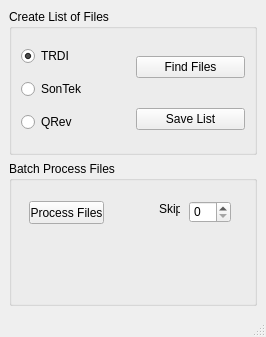
First picture: the form in Panels/batch.ui, repository usgsdsm/qrevpy, before the edit.
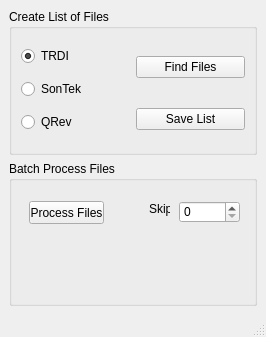
Second picture: the form after the edit.

```diff
--- a/Panels/batch.ui
+++ b/Panels/batch.ui
@@ -103,17 +103,20 @@
       <widget class="QSpinBox" name="sb_skip">
        <property name="geometry">
         <rect>
-         <x>180</x>
+         <x>170</x>
          <y>40</y>
-         <width>42</width>
+         <width>61</width>
          <height>22</height>
         </rect>
        </property>
+       <property name="maximum">
+        <number>1000</number>
+       </property>
       </widget>
       <widget class="QLabel" name="label">
        <property name="geometry">
         <rect>
-         <x>150</x>
+         <x>140</x>
          <y>40</y>
          <width>21</width>
          <height>16</height>
```
